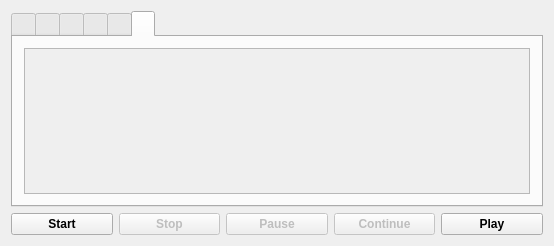
Qt form mainwindow.ui (vkohaupt/vokoscreenNG) before a commit.
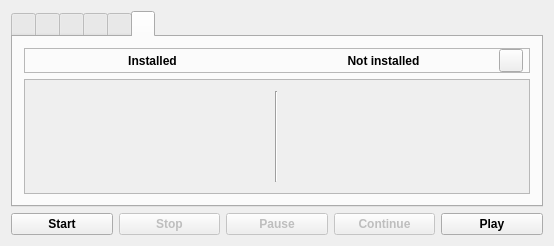
The same form after that commit. The open tabs and pages were chosen to show the change. Icons and pictures are not drawn.

Commit message: Tab element available

Diff of the .ui file:
```diff
--- a/mainwindow.ui
+++ b/mainwindow.ui
@@ -366,6 +366,75 @@
         <string notr="true"/>
        </attribute>
        <layout class="QVBoxLayout" name="verticalLayout_8">
+        <item>
+         <widget class="QFrame" name="frame">
+          <property name="frameShape">
+           <enum>QFrame::StyledPanel</enum>
+          </property>
+          <property name="frameShadow">
+           <enum>QFrame::Plain</enum>
+          </property>
+          <property name="lineWidth">
+           <number>-1</number>
+          </property>
+          <layout class="QHBoxLayout" name="horizontalLayout_6">
+           <property name="spacing">
+            <number>0</number>
+           </property>
+           <property name="leftMargin">
+            <number>12</number>
+           </property>
+           <property name="topMargin">
+            <number>0</number>
+           </property>
+           <property name="rightMargin">
+            <number>6</number>
+           </property>
+           <property name="bottomMargin">
+            <number>0</number>
+           </property>
+           <item>
+            <widget class="QLabel" name="label_3">
+             <property name="font">
+              <font>
+               <weight>75</weight>
+               <bold>true</bold>
+              </font>
+             </property>
+             <property name="text">
+              <string>Installed</string>
+             </property>
+             <property name="alignment">
+              <set>Qt::AlignCenter</set>
+             </property>
+            </widget>
+           </item>
+           <item>
+            <widget class="QLabel" name="label_5">
+             <property name="font">
+              <font>
+               <weight>75</weight>
+               <bold>true</bold>
+              </font>
+             </property>
+             <property name="text">
+              <string>Not installed</string>
+             </property>
+             <property name="alignment">
+              <set>Qt::AlignCenter</set>
+             </property>
+            </widget>
+           </item>
+           <item>
+            <widget class="QToolButton" name="toolButton">
+             <property name="text">
+              <string notr="true"/>
+             </property>
+            </widget>
+           </item>
+          </layout>
+         </widget>
+        </item>
         <item>
          <widget class="QScrollArea" name="scrollAreaAvailable">
           <property name="widgetResizable">
@@ -377,12 +446,54 @@
              <x>0</x>
              <y>0</y>
              <width>518</width>
-             <height>141</height>
+             <height>99</height>
             </rect>
            </property>
            <layout class="QVBoxLayout" name="verticalLayout_10">
             <item>
-             <layout class="QVBoxLayout" name="verticalLayoutAvailable"/>
+             <layout class="QHBoxLayout" name="horizontalLayout_5">
+              <item>
+               <layout class="QVBoxLayout" name="verticalLayoutAvailableInstalled">
+                <item>
+                 <spacer name="verticalSpacer">
+                  <property name="orientation">
+                   <enum>Qt::Vertical</enum>
+                  </property>
+                  <property name="sizeHint" stdset="0">
+                   <size>
+                    <width>20</width>
+                    <height>40</height>
+                   </size>
+                  </property>
+                 </spacer>
+                </item>
+               </layout>
+              </item>
+              <item>
+               <widget class="Line" name="line">
+                <property name="orientation">
+                 <enum>Qt::Vertical</enum>
+                </property>
+               </widget>
+              </item>
+              <item>
+               <layout class="QVBoxLayout" name="verticalLayoutAvailableNotInstalled">
+                <item>
+                 <spacer name="verticalSpacer_2">
+                  <property name="orientation">
+                   <enum>Qt::Vertical</enum>
+                  </property>
+                  <property name="sizeHint" stdset="0">
+                   <size>
+                    <width>20</width>
+                    <height>40</height>
+                   </size>
+                  </property>
+                 </spacer>
+                </item>
+               </layout>
+              </item>
+             </layout>
             </item>
            </layout>
           </widget>
```
Left out of the diff: 4 changed lines with no effect on the pictures. The commit also changes 2 other files.
